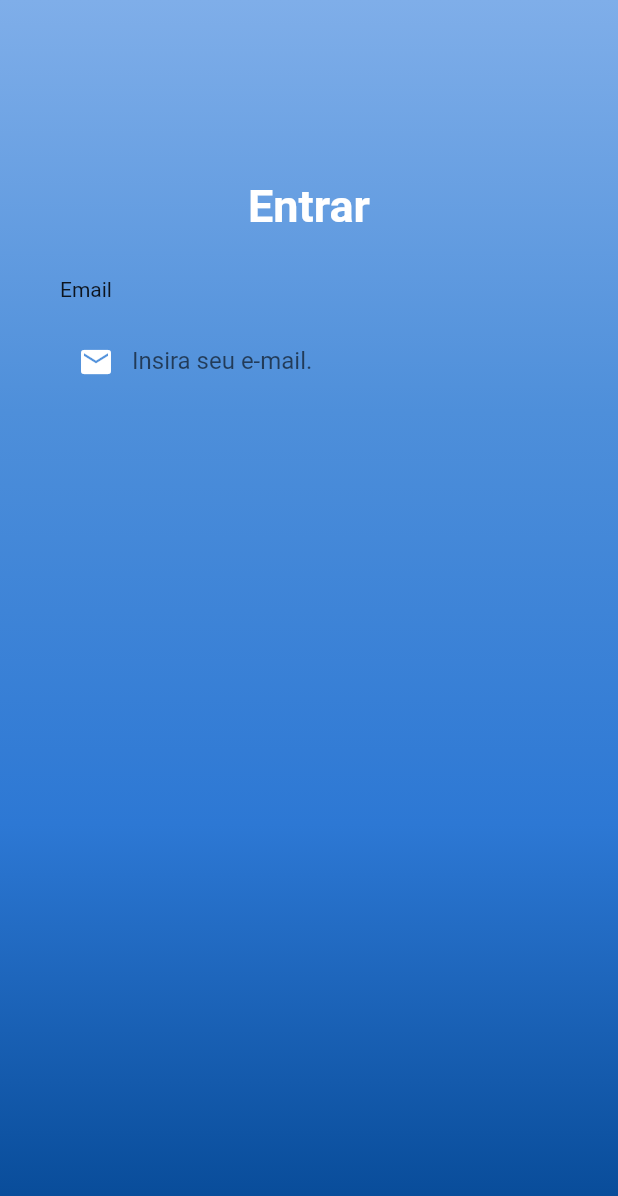
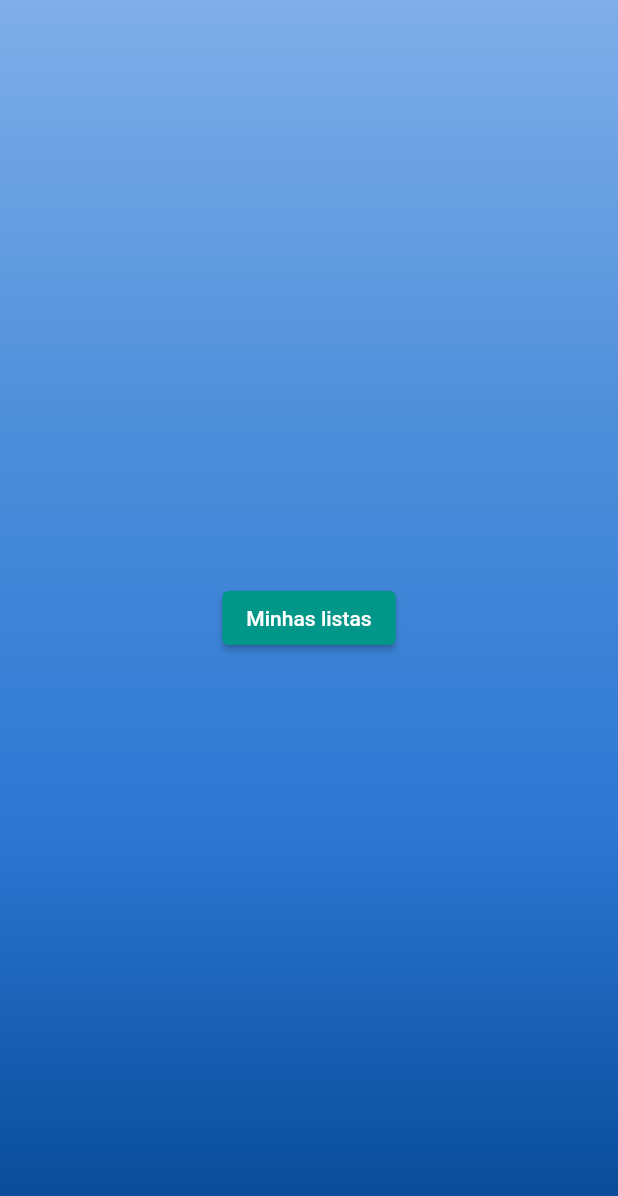
Before and after one commit to joaopedromendonca/mylists, a Flutter app: the screen it shows after launch, on a phone screen of 412 x 824 dp. Shown: the top 1196 px of the screen. Run offline on Flutter 3.47's test engine with Material 2 defaults, Android fonts, the phone set to English and light mode, and no system bars; Roboto replaces fonts that are missing (OpenSans).

Commit message:
Primeiro layout da tela inicial e dashboard

```diff
--- a/lib/main.dart
+++ b/lib/main.dart
@@ -2,6 +2,7 @@
 
 import 'package:flutter/material.dart';
 import 'package:mylists/dashboard.dart';
+import 'package:mylists/models/estilos.dart';
 
 void main() => runApp(const App());
 
@@ -34,75 +35,18 @@ class _HomePageState extends State<HomePage> {
     return Scaffold(
       body: Stack(
         children: <Widget>[
+          my_back_ground,
           Container(
-            height: double.infinity,
-            width: double.infinity,
-            decoration: BoxDecoration(
-              gradient: LinearGradient(
-                begin: Alignment.topCenter,
-                end: Alignment.bottomCenter,
-                // ignore: prefer_const_literals_to_create_immutables
-                colors: [
-                  Color.fromARGB(255, 127, 174, 233),
-                  Color.fromARGB(255, 78, 143, 218),
-                  Color.fromARGB(255, 45, 120, 212),
-                  Color.fromARGB(255, 5, 72, 148),
-                ],
-              ),
-            ),
-          ),
-          Container(
-            height: double.infinity,
-            child: SingleChildScrollView(
-              physics: AlwaysScrollableScrollPhysics(),
-              padding: EdgeInsets.symmetric(
-                horizontal: 40.0,
-                vertical: 120.0,
-              ),
-              child: Column(
-                mainAxisAlignment: MainAxisAlignment.center,
-                children: <Widget>[
-                  Text(
-                    'Entrar',
-                    style: TextStyle(
-                      color: Colors.white,
-                      fontFamily: 'OpenSans',
-                      fontSize: 30.0,
-                      fontWeight: FontWeight.bold,
-                    ),
-                  ),
-                  SizedBox(
-                    height: 30.0,
-                  ),
-                  Column(
-                    crossAxisAlignment: CrossAxisAlignment.start,
-                    children: <Widget>[
-                      Text(
-                        'Email',
-                      ),
-                      SizedBox(
-                        height: 10.0,
-                      ),
-                      Container(
-                        alignment: Alignment.centerLeft,
-                        height: 60.0,
-                        child: TextField(
-                          keyboardType: TextInputType.emailAddress,
-                          style: TextStyle(color: Colors.white),
-                          decoration: InputDecoration(
-                            border: InputBorder.none,
-                            contentPadding: EdgeInsets.only(top: 14.0),
-                            prefixIcon: Icon(
-                              Icons.email,
-                              color: Colors.white,
-                            ),
-                            hintText: 'Insira seu e-mail.',
-                          ),
-                        ),
-                      ),
-                    ],
-                  )
-                ],
+            child: Center(
+              child: ElevatedButton(
+                child: const Text('Minhas listas'),
+                onPressed: () {
+                  Navigator.push(
+                    context,
+                    MaterialPageRoute(
+                        builder: (context) => const MinhasListas()),
+                  );
+                },
               ),
             ),
           ),
--- /dev/null
+++ b/lib/models/estilos.dart
@@ -0,0 +1,20 @@
+// ignore_for_file: prefer_const_literals_to_create_immutables, prefer_const_constructors
+
+import 'package:flutter/material.dart';
+
+var my_back_ground = Container(
+  height: double.infinity,
+  width: double.infinity,
+  decoration: BoxDecoration(
+    gradient: LinearGradient(
+      begin: Alignment.topCenter,
+      end: Alignment.bottomCenter,
+      colors: [
+        Color.fromARGB(255, 127, 174, 233),
+        Color.fromARGB(255, 78, 143, 218),
+        Color.fromARGB(255, 45, 120, 212),
+        Color.fromARGB(255, 5, 72, 148),
+      ],
+    ),
+  ),
+);
```
Also changed, not shown: lib/dashboard.dart (+7 -16 lines), pubspec.lock.
